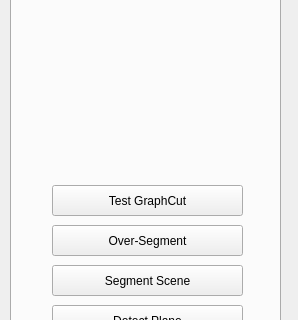
Before: the Qt Designer form Currently-Using-Quality-Driven-Poisson-Guided-Autoscanning/Point Cloud/UI/camera_para.ui in sunwaylive/proactive-learning-on-scenes, drawn with Qt 5; both pictures show x 0 to 298 and y 441 to 761 of the 298 by 1017 pixel window.
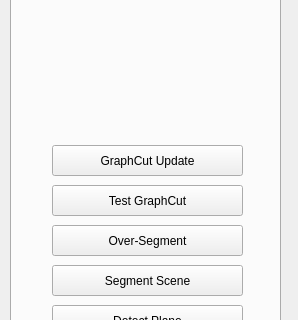
After: the same form once the commit is applied.

Commit message: Show graph and point cloud together

Patch:
```diff
--- a/Currently-Using-Quality-Driven-Poisson-Guided-Autoscanning/Point Cloud/UI/camera_para.ui
+++ b/Currently-Using-Quality-Driven-Poisson-Guided-Autoscanning/Point Cloud/UI/camera_para.ui
@@ -414,6 +414,19 @@
       <string>Alt+E</string>
      </property>
     </widget>
+    <widget class="QPushButton" name="pushButton_update_graphcut">
+     <property name="geometry">
+      <rect>
+       <x>40</x>
+       <y>550</y>
+       <width>191</width>
+       <height>31</height>
+      </rect>
+     </property>
+     <property name="text">
+      <string>GraphCut Update</string>
+     </property>
+    </widget>
    </widget>
    <widget class="QWidget" name="tab">
     <attribute name="title">
```
The commit also changes 13 other files.
